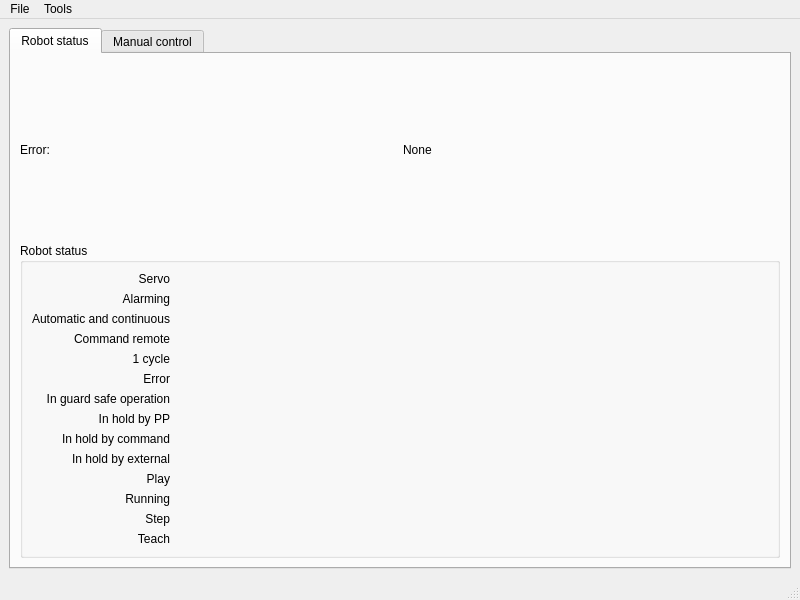
The window that RobotControl/mainwindow.ui (Haellsigh/Impression3D) describes before a commit, drawn with Qt 5.
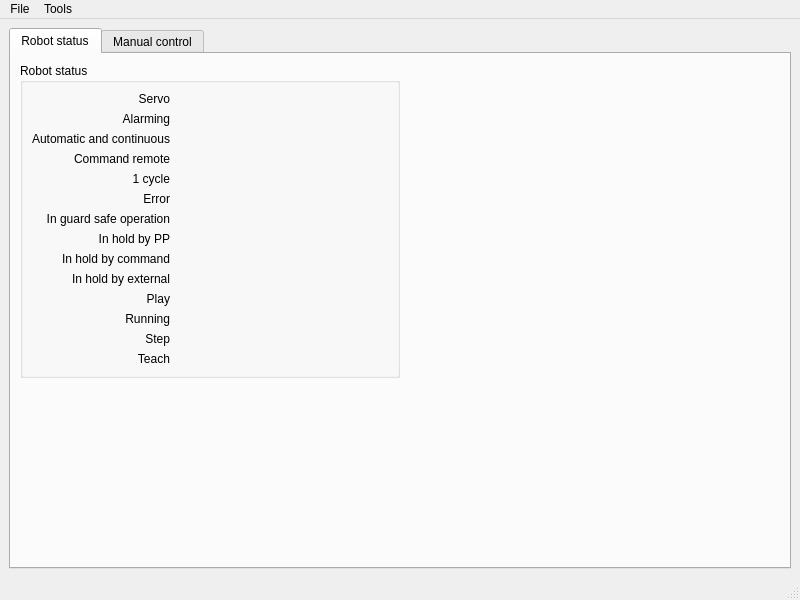
The same window after the commit. The open tabs and pages were chosen to show the change.

What changed in the file:
```diff
--- a/RobotControl/mainwindow.ui
+++ b/RobotControl/mainwindow.ui
@@ -18,28 +18,30 @@
     <item row="0" column="0">
      <widget class="QTabWidget" name="tabWidget">
       <property name="currentIndex">
-       <number>1</number>
+       <number>0</number>
+      </property>
+      <property name="tabBarAutoHide">
+       <bool>false</bool>
       </property>
       <widget class="QWidget" name="tabRobotStatus">
        <attribute name="title">
         <string>Robot status</string>
        </attribute>
        <layout class="QGridLayout" name="gridLayout_2">
-        <item row="0" column="0">
-         <widget class="QLabel" name="lKErrorGlobal">
-          <property name="text">
-           <string>Error:</string>
-          </property>
-         </widget>
-        </item>
         <item row="0" column="1">
-         <widget class="QLabel" name="lVErrorGlobal">
-          <property name="text">
-           <string>None</string>
+         <spacer name="horizontalSpacer">
+          <property name="orientation">
+           <enum>Qt::Horizontal</enum>
           </property>
-         </widget>
+          <property name="sizeHint" stdset="0">
+           <size>
+            <width>40</width>
+            <height>20</height>
+           </size>
+          </property>
+         </spacer>
         </item>
-        <item row="1" column="0" colspan="2">
+        <item row="0" column="0">
          <widget class="QGroupBox" name="groupBox">
           <property name="minimumSize">
            <size>
@@ -292,6 +294,19 @@
           </layout>
          </widget>
         </item>
+        <item row="1" column="0">
+         <spacer name="verticalSpacer_2">
+          <property name="orientation">
+           <enum>Qt::Vertical</enum>
+          </property>
+          <property name="sizeHint" stdset="0">
+           <size>
+            <width>20</width>
+            <height>40</height>
+           </size>
+          </property>
+         </spacer>
+        </item>
        </layout>
       </widget>
       <widget class="QWidget" name="tabManualControl">
```
